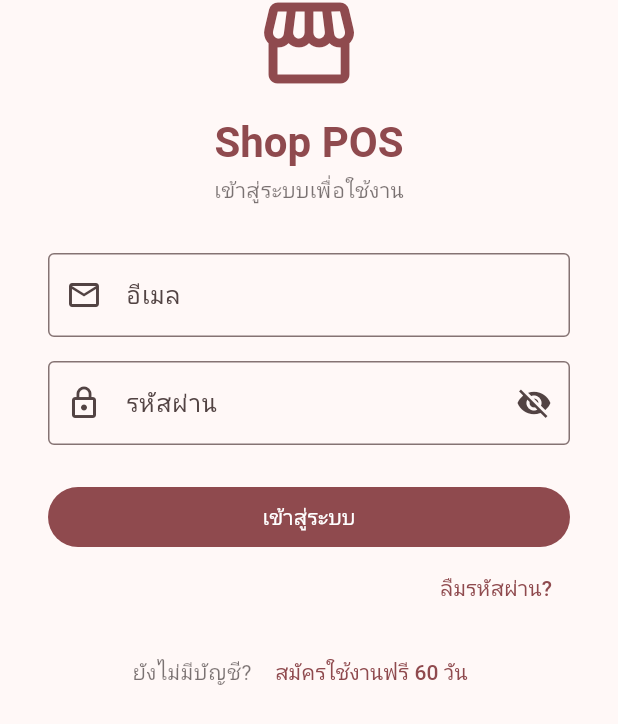
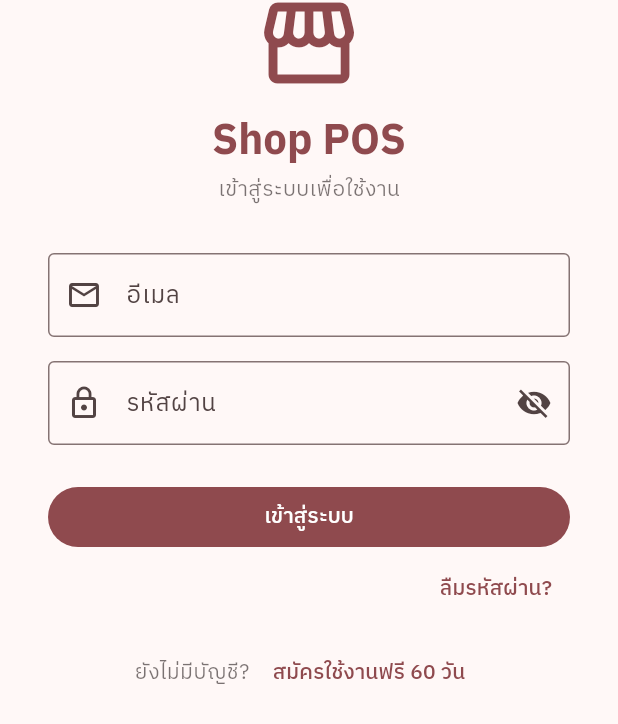
Before and after one commit to patyotaus-gif/shop_pos, a Flutter app: the screen it shows after launch, on a phone screen of 412 x 824 dp. Shown: the part 269-993 px from the top of the screen. Run offline on Flutter 3.47's test engine with Material 3 defaults, Android fonts, the phone set to English and light mode, and no system bars; our stand-ins replace audioplayers, cloud_firestore, cloud_functions, firebase_auth, firebase_core, firebase_messaging and 9 more; missing offline and left inert: mobile_scanner, notification_listener_service; accounts and stored records are empty.

Commit message:
App font: bundle IBM Plex Sans Thai to match the website (1.2.8+16)
The Flutter app was still using the platform default font while
pok-pok.app uses IBM Plex Sans Thai — the rebrand had only covered
colour, logo and icon. Apply the brand face app-wide so the app and web
share one identity.

- Bundle Regular/Medium/SemiBold/Bold TTFs under assets/fonts (OFL) and
  declare the family in pubspec.yaml. Bundled rather than google_fonts so
  the POS renders the brand face offline.
- Set fontFamily on both light and dark ThemeData via a _brandFont const.
- Bump to 1.2.8+16 so the shipped build actually carries the font (the
  1.2.7+15 bundle predated this change).

Co-Authored-By: Claude Opus 4.8 <noreply@anthropic.com>

```diff
--- a/lib/main.dart
+++ b/lib/main.dart
@@ -26,6 +26,10 @@ import 'services/shop_service.dart';
 import 'widgets/subscription_gate.dart';
 
 final themeNotifier = ValueNotifier<ThemeMode>(ThemeMode.system);
+
+/// Brand typeface, bundled in assets and declared in pubspec.yaml. Matches
+/// the pok-pok.app website so the app and web share one identity.
+const _brandFont = 'IBM Plex Sans Thai';
 
 void main() async {
   WidgetsFlutterBinding.ensureInitialized();
@@ -120,6 +124,7 @@ class ShopPosApp extends StatelessWidget {
           seedColor: const Color(0xFF7A1F2B),
           brightness: Brightness.light,
         ),
+        fontFamily: _brandFont,
         useMaterial3: true,
       ),
       darkTheme: ThemeData(
@@ -127,6 +132,7 @@ class ShopPosApp extends StatelessWidget {
           seedColor: const Color(0xFF7A1F2B),
           brightness: Brightness.dark,
         ),
+        fontFamily: _brandFont,
         useMaterial3: true,
       ),
       home: StreamBuilder<User?>(
```
Also changed, not shown: pubspec.yaml (+15 -1 lines), assets/fonts/IBMPlexSansThai-Bold.ttf (added), assets/fonts/IBMPlexSansThai-Medium.ttf (added), assets/fonts/IBMPlexSansThai-Regular.ttf (added), assets/fonts/IBMPlexSansThai-SemiBold.ttf (added).
